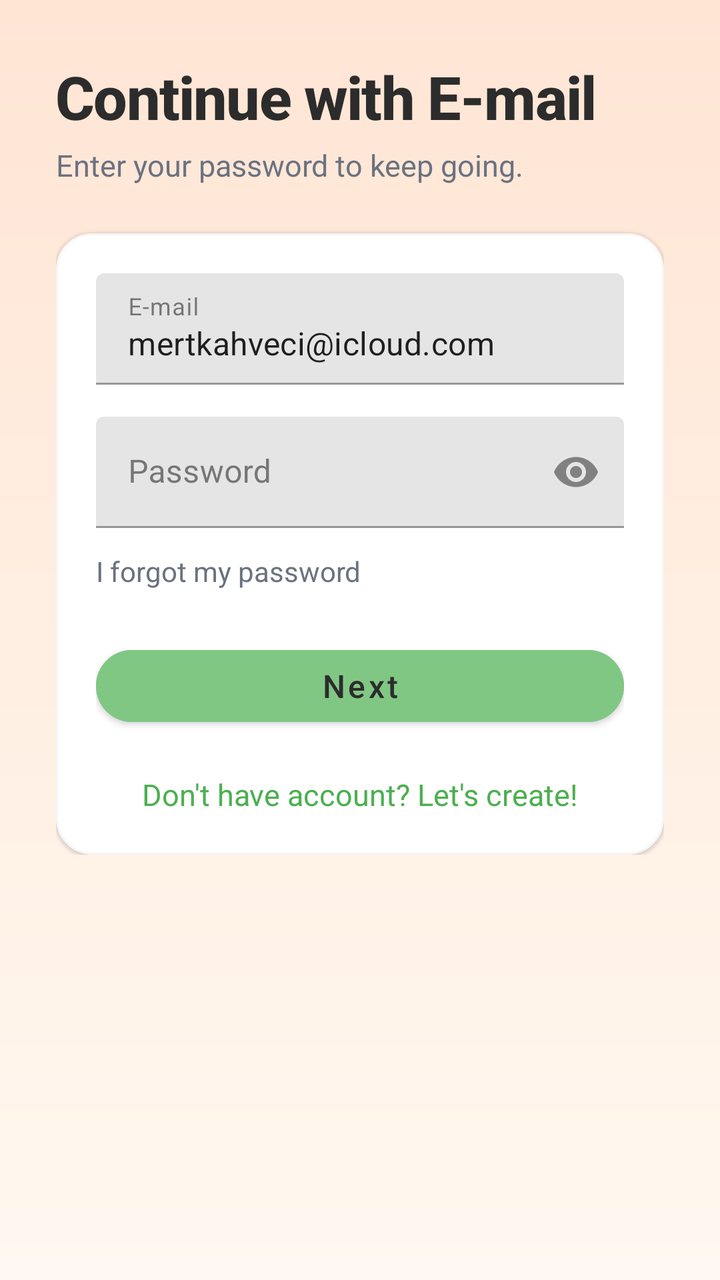
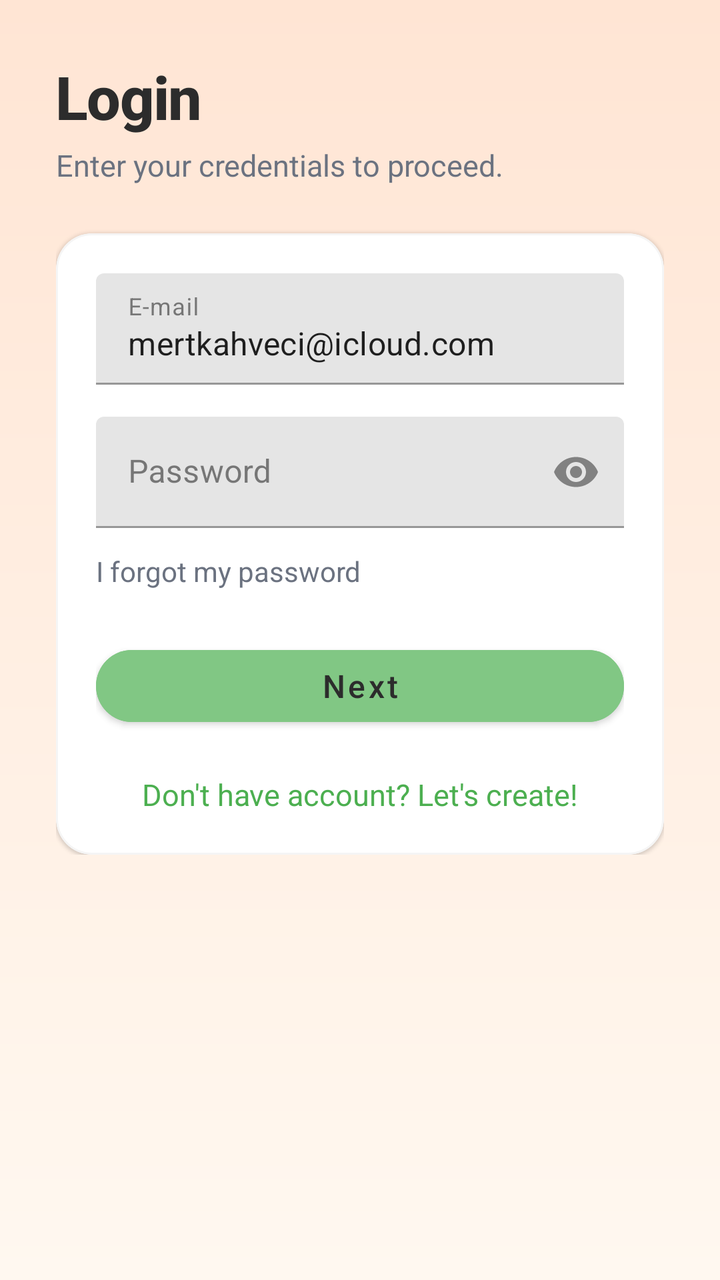

Compare the two renders of this Android layout. The source of the first and the diff that turns it into the second are given below.
<!-- AndroidManifest.xml: application theme Theme.Group4mco -->
<!-- res/layout/activity_login.xml -->
<?xml version="1.0" encoding="utf-8"?>
<ScrollView xmlns:android="http://schemas.android.com/apk/res/android"
    xmlns:app="http://schemas.android.com/apk/res-auto"
    android:layout_width="match_parent"
    android:layout_height="match_parent"
    android:background="@drawable/bg_app_gradient">

    <LinearLayout
        android:layout_width="match_parent"
        android:layout_height="wrap_content"
        android:orientation="vertical"
        android:padding="28dp">

        <TextView
            android:layout_width="wrap_content"
            android:layout_height="wrap_content"
            android:text="Continue with E-mail"
            android:textAppearance="@style/TextAppearance.Consistify.Headline"
            android:textColor="@color/color_on_surface"
            android:textSize="30sp" />

        <TextView
            android:layout_width="wrap_content"
            android:layout_height="wrap_content"
            android:layout_marginTop="4dp"
            android:text="Enter your password to keep going."
            android:textAppearance="@style/TextAppearance.Consistify.BodySecondary"
            android:textColor="@color/color_on_surface_secondary"
            android:textSize="15sp" />

        <com.google.android.material.card.MaterialCardView
            android:layout_width="match_parent"
            android:layout_height="wrap_content"
            android:layout_marginTop="24dp"
            app:cardBackgroundColor="@color/color_surface"
            app:cardCornerRadius="@dimen/card_corner_radius"
            app:strokeColor="@color/color_surface_alt"
            app:strokeWidth="1dp">

            <LinearLayout
                android:layout_width="match_parent"
                android:layout_height="wrap_content"
                android:orientation="vertical"
                android:padding="@dimen/card_padding">

                <com.google.android.material.textfield.TextInputLayout
                    android:layout_width="match_parent"
                    android:layout_height="wrap_content"
                    android:hint="E-mail"
                    app:boxBackgroundMode="filled">

                    <com.google.android.material.textfield.TextInputEditText
                        android:id="@+id/emailInput"
                        android:layout_width="match_parent"
                        android:layout_height="wrap_content"
                        android:inputType="textEmailAddress"
                        android:text="mertkahveci@icloud.com" />

                </com.google.android.material.textfield.TextInputLayout>

                <com.google.android.material.textfield.TextInputLayout
                    android:layout_width="match_parent"
                    android:layout_height="wrap_content"
                    android:layout_marginTop="16dp"
                    android:hint="Password"
                    app:boxBackgroundMode="filled"
                    app:endIconMode="password_toggle">

                    <com.google.android.material.textfield.TextInputEditText
                        android:id="@+id/passwordInput"
                        android:layout_width="match_parent"
                        android:layout_height="wrap_content"
                        android:inputType="textPassword" />

                </com.google.android.material.textfield.TextInputLayout>

                <TextView
                    android:layout_width="wrap_content"
                    android:layout_height="wrap_content"
                    android:layout_marginTop="12dp"
                    android:text="I forgot my password"
                    android:textColor="@color/color_on_surface_secondary"
                    android:textSize="14sp" />

                <com.google.android.material.button.MaterialButton
                    android:id="@+id/loginBtn"
                    style="@style/Widget.MaterialComponents.Button"
                    android:layout_width="match_parent"
                    android:layout_height="wrap_content"
                    android:layout_marginTop="24dp"
                    android:backgroundTint="@color/onboarding_light_green"
                    android:text="Next"
                    android:textAllCaps="false"
                    android:textColor="@color/color_on_surface"
                    android:textSize="16sp"
                    app:cornerRadius="24dp" />

                <TextView
                    android:id="@+id/toRegister"
                    android:layout_width="wrap_content"
                    android:layout_height="wrap_content"
                    android:layout_gravity="center_horizontal"
                    android:layout_marginTop="20dp"
                    android:text="Don't have account? Let's create!"
                    android:textColor="@color/color_primary"
                    android:textSize="15sp" />

            </LinearLayout>
        </com.google.android.material.card.MaterialCardView>

    </LinearLayout>
</ScrollView>
<!-- resources referenced by this layout -->
<resources>
  <color name="color_on_surface">#2C2C2C</color>
  <color name="color_on_surface_secondary">#6B7280</color>
  <color name="color_primary">#4CAF50</color>
  <color name="color_surface">#FFFFFF</color>
  <color name="color_surface_alt">#F5F5F5</color>
  <color name="onboarding_light_green">#81C784</color>
  <dimen name="card_corner_radius">18dp</dimen>
  <dimen name="card_padding">20dp</dimen>
  <!-- drawable bg_app_gradient (drawable) -->
  <?xml version="1.0" encoding="utf-8"?>
  <shape xmlns:android="http://schemas.android.com/apk/res/android">
      <gradient
          android:startColor="@color/gradient_start"
          android:endColor="@color/gradient_end"
          android:angle="270" />
  </shape>
  <style name="TextAppearance.Consistify.BodySecondary">
          <item name="android:fontFamily">@string/font_family_body</item>
          <item name="android:textSize">14sp</item>
          <item name="android:textColor">@color/color_on_surface_secondary</item>
      </style>
  <style name="TextAppearance.Consistify.Headline">
          <item name="android:fontFamily">@string/font_family_heading</item>
          <item name="android:textSize">28sp</item>
          <item name="android:textColor">@color/color_on_surface</item>
          <item name="android:textStyle">bold</item>
          <item name="android:letterSpacing">-0.02</item>
      </style>
  <style name="Theme.Group4mco" parent="Theme.MaterialComponents.DayNight.NoActionBar">
          <item name="colorPrimary">@color/color_primary</item>
          <item name="colorPrimaryVariant">@color/color_primary_dark</item>
          <item name="colorSecondary">@color/color_secondary</item>
          <item name="android:colorBackground">@color/color_background</item>
          <item name="colorOnPrimary">@color/color_on_primary</item>
          <item name="colorOnSecondary">@color/color_surface</item>
          <item name="colorOnBackground">@color/color_on_surface</item>
          <item name="colorOnSurface">@color/color_on_surface</item>
          <item name="android:statusBarColor">@android:color/transparent</item>
          <item name="android:navigationBarColor">@android:color/white</item>
          <item name="android:windowLightStatusBar">true</item>
      </style>
  <color name="gradient_start">#FFE5D4</color>
  <color name="gradient_end">#FFF8F0</color>
  <string name="font_family_body">sans-serif</string>
  <string name="font_family_heading">sans-serif-medium</string>
  <color name="color_primary_dark">#388E3C</color>
  <color name="color_secondary">#FF8E72</color>
  <color name="color_background">#FFF8F0</color>
  <color name="color_on_primary">#FFFFFF</color>
</resources>

<!-- the commit's change to res/layout/activity_login.xml (unified diff, before → after) -->
@@ -14,7 +14,7 @@
         <TextView
             android:layout_width="wrap_content"
             android:layout_height="wrap_content"
-            android:text="Continue with E-mail"
+            android:text="Login"
             android:textAppearance="@style/TextAppearance.Consistify.Headline"
             android:textColor="@color/color_on_surface"
             android:textSize="30sp" />
@@ -23,7 +23,7 @@
             android:layout_width="wrap_content"
             android:layout_height="wrap_content"
             android:layout_marginTop="4dp"
-            android:text="Enter your password to keep going."
+            android:text="Enter your credentials to proceed."
             android:textAppearance="@style/TextAppearance.Consistify.BodySecondary"
             android:textColor="@color/color_on_surface_secondary"
             android:textSize="15sp" />
